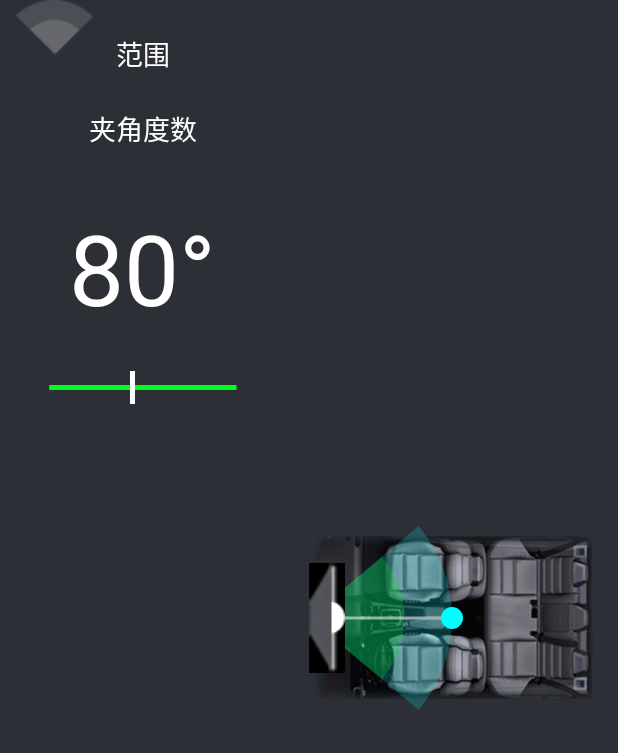
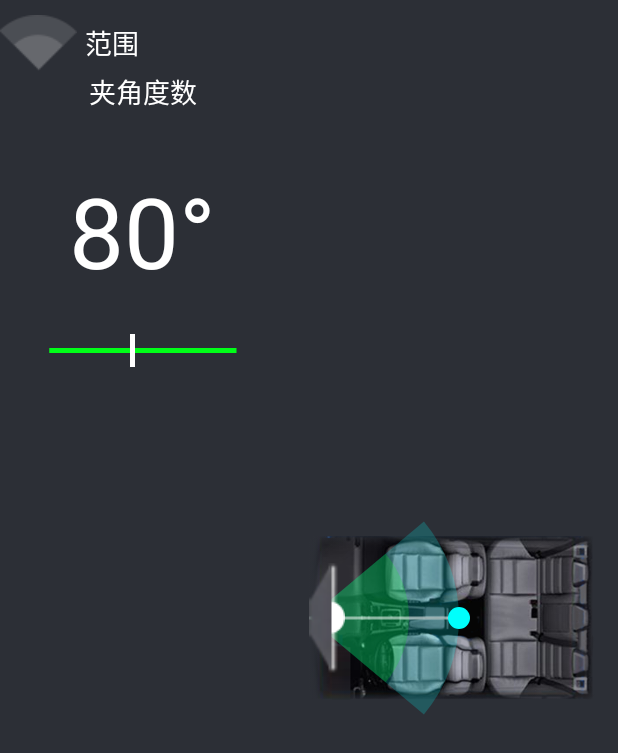
Before and after one commit to wangxiaoxiaohan/seatChooseDemo, an Android app: the screen it shows after launch (MainActivity), on a phone screen of 412 x 824 dp. Shown: the top 753 px of the screen. Run offline under Robolectric (Android 15) with nearby library versions, the light colour scheme and no system bars.

Commit message:
2018.4.3 18:50

```diff
--- a/app/src/main/java/com/example/lhd/seatchoosedemo/sectorView.java
+++ b/app/src/main/java/com/example/lhd/seatchoosedemo/sectorView.java
@@ -26,14 +26,14 @@
 
 public class sectorView extends View {
     private  float  degree;
-    private  Drawable mirrorImage;
+ //   private  Drawable mirrorImage;
     int mLastX;
     int mLastY;
     private Paint mdragCirclePaint;
     private  Paint mInPaint;
     private  Paint mOutPaint;
     private  Paint mLinePaint;
-    private  Paint mBitmapPaint;
+    //private  Paint mBitmapPaint;
     private Bitmap mirrorBitmap;
     private  float LineAngle;
 
@@ -49,11 +49,11 @@
    //         this.degree=array.getInt(R.styleable.sectorView_degree,180);
    //            this.InRadius=array.getDimensionPixelSize(R.styleable.sectorView_radius,(int) TypedValue.applyDimension(
    //                    TypedValue.COMPLEX_UNIT_PX, 20, getResources().getDisplayMetrics()));
-            this.mirrorImage=array.getDrawable(R.styleable.sectorView_mirrorImage);
+          //  this.mirrorImage=array.getDrawable(R.styleable.sectorView_mirrorImage);
 
         array.recycle();
 
-        mirrorBitmap=DrawableToBitmap(mirrorImage);
+    //    mirrorBitmap=DrawableToBitmap(mirrorImage);
 
         //小球
         mdragCirclePaint=new Paint();
@@ -76,10 +76,10 @@
          mLinePaint.setColor(getResources().getColor(R.color.transparentWhite));
          mLinePaint.setStrokeWidth(3);
          //画后视镜图案
-         mBitmapPaint=new Paint();
-         mBitmapPaint.setAntiAlias(true);
-         mBitmapPaint.setFilterBitmap(true);
-         mBitmapPaint.setDither(true);
+//         mBitmapPaint=new Paint();
+//         mBitmapPaint.setAntiAlias(true);
+//         mBitmapPaint.setFilterBitmap(true);
+//         mBitmapPaint.setDither(true);
 
     }
 
@@ -93,8 +93,18 @@
         //获取控件宽高
         int x=getWidth()/2;
         int y=getHeight()/2;
-
-         int drawableHeight=mirrorBitmap.getHeight();
+        //避免圆点划出窗口外部
+        if (mLastX>x*2){
+            mLastX=x*2;
+        }else if(mLastX<150){
+            mLastX=150;
+        }
+         if (mLastY>y*2){
+             mLastY=y*2;
+         }else if(mLastY<0){
+             mLastY=0;
+         }
+        // int drawableHeight=mirrorBitmap.getHeight();
         //设置扇形的轮廓矩形
          float retcfBorder= (float) Math.sqrt(mLastX*mLastX+(y-mLastY)*(y-mLastY));
          RectF rectF=new RectF(-retcfBorder,y-retcfBorder,retcfBorder,y+retcfBorder);
@@ -113,7 +123,7 @@
          canvas.drawArc(inRectF,MidAngle-sweepAngle/2,sweepAngle,true,mInPaint);
          canvas.drawLine(0,y,mLastX,mLastY,mLinePaint);
          canvas.drawCircle(mLastX,mLastY,11,mdragCirclePaint);
-         canvas.drawBitmap(mirrorBitmap,0,y-drawableHeight/2,mBitmapPaint);
+       //  canvas.drawBitmap(mirrorBitmap,0,y-drawableHeight/2,mBitmapPaint);
          super.onDraw(canvas);
 
 
@@ -143,10 +153,11 @@
                     }
                     break;
                 case  MotionEvent.ACTION_MOVE:
-
                     mLastX=x;
                     mLastY=y;
+
                     invalidate();
+
                     Log.d("看我看我", "onDraw: "+ LineAngle);
                     break;
                 case  MotionEvent.ACTION_UP:
--- a/app/src/main/res/layout/activity_main.xml
+++ b/app/src/main/res/layout/activity_main.xml
@@ -14,10 +14,11 @@
         android:layout_width="0dp"
         android:layout_height="match_parent">
         <RelativeLayout
-
+            android:layout_marginTop="10dp"
             android:layout_width="match_parent"
             android:layout_height="wrap_content">
             <ImageView
+
                 android:layout_centerVertical="true"
                 android:id="@+id/scpoeImage"
                 android:layout_alignParentLeft="true"
@@ -66,16 +67,22 @@
         android:layout_width="0dp"
         android:layout_weight="1"
         android:layout_height="match_parent">
+
          <ImageView
              android:src="@drawable/car_seat"
              android:layout_width="match_parent"
              android:layout_height="match_parent" />
         <com.example.lhd.seatchoosedemo.sectorView
-            app:mirrorImage="@drawable/ic_mirror"
+
             android:id="@+id/cccc"
             android:layout_width="match_parent"
             android:layout_height="match_parent" />
-
+        <ImageView
+            android:layout_marginLeft="0dp"
+            android:layout_gravity="center_vertical"
+            android:src="@drawable/ic_mirror"
+            android:layout_width="wrap_content"
+            android:layout_height="wrap_content" />
     </FrameLayout>
 
 </LinearLayout>
```
Also changed, not shown: app/src/main/res/drawable/scope.png.
